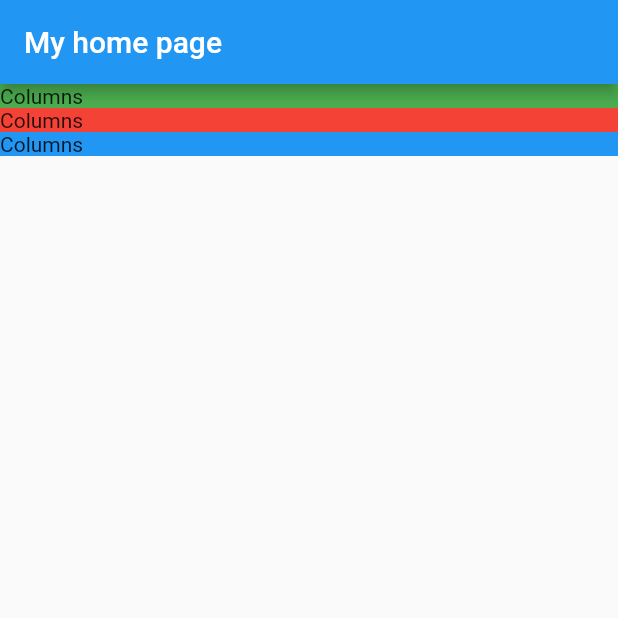
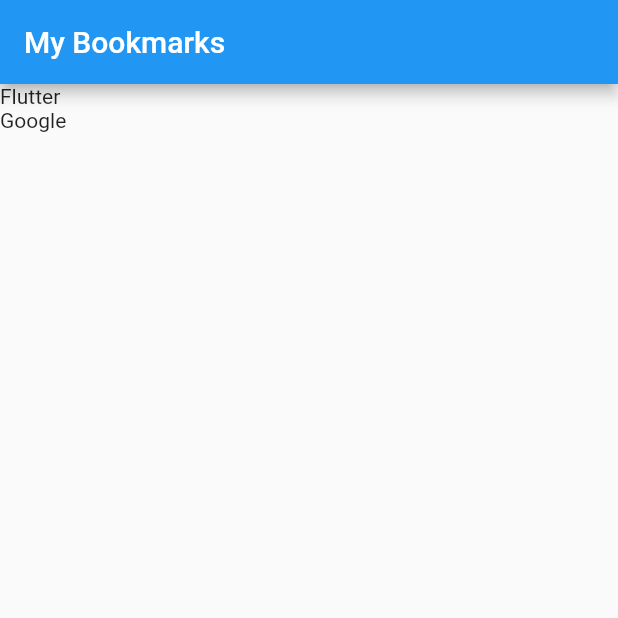
Before and after one commit to naoshi20/flutter_bookmark_app, a Flutter app: the screen it shows after launch, on a phone screen of 412 x 824 dp, the top half of it. Run offline on Flutter 3.47's test engine with Material 2 defaults, Android fonts, the phone set to English and light mode, and no system bars.

Commit message:
add list view

```diff
--- /dev/null
+++ b/lib/bookmark.dart
@@ -0,0 +1,10 @@
+class Bookmark {
+  String title;
+  String link;
+
+  Bookmark(this.title, this.link);
+}
+
+class DummyWidget {
+  Bookmark b = Bookmark("123", "12.4");
+}
--- a/lib/main.dart
+++ b/lib/main.dart
@@ -1,55 +1,52 @@
 import 'package:flutter/material.dart';
+import 'bookmark.dart';
 
 void main() {
-  runApp(const TaxiApp());
+  runApp(const MyBookmarksApp());
 }
 
-class TaxiApp extends StatelessWidget {
-  const TaxiApp({super.key});
+class MyBookmarksApp extends StatelessWidget {
+  const MyBookmarksApp({super.key});
 
   @override
   Widget build(BuildContext context) {
     return MaterialApp(
-      home: Scaffold(
-        appBar: AppBar(
-          title: const Text("My home page"),
-        ),
-        body: Container(
-          color: Colors.lightBlue,
-          child: Column(
-            crossAxisAlignment: CrossAxisAlignment.stretch,
-            mainAxisSize: MainAxisSize.min,
-            children: <Widget>[
-              Container(
-                color: Colors.green,
-                child: const Text("Columns"),
-              ),
-              Container(
-                color: Colors.red,
-                child: const Text("Columns"),
-              ),
-              Container(
-                color: Colors.blue,
-                child: const Text("Columns"),
-              ),
-            ],
-          ),
-        ),
-      ),
+      home: BookmarksPage(),
     );
   }
 }
 
-class LoginPage extends StatefulWidget {
-  const LoginPage({super.key});
+class BookmarksPage extends StatelessWidget {
+  BookmarksPage({super.key});
+  List<Bookmark> bookmarksList = [
+    Bookmark("Flutter", "https://flutter.dev"),
+    Bookmark("Google", "https://google.com"),
+  ];
 
   @override
-  State<LoginPage> createState() => _LoginPageState();
+  Widget build(BuildContext context) {
+    return Scaffold(
+      appBar: AppBar(
+        title: const Text("My Bookmarks"),
+      ),
+      body: BookmarksListWidget(bookmarksList: bookmarksList),
+    );
+  }
 }
 
-class _LoginPageState extends State<LoginPage> {
+class BookmarksListWidget extends StatelessWidget {
+  const BookmarksListWidget({Key? key, required this.bookmarksList})
+      : super(key: key);
+
+  final List<Bookmark> bookmarksList;
+
   @override
   Widget build(BuildContext context) {
-    return Container();
+    return ListView(
+      children: <Widget>[
+        Text(bookmarksList[0].title),
+        Text(bookmarksList[1].title),
+      ],
+    );
   }
 }
```
